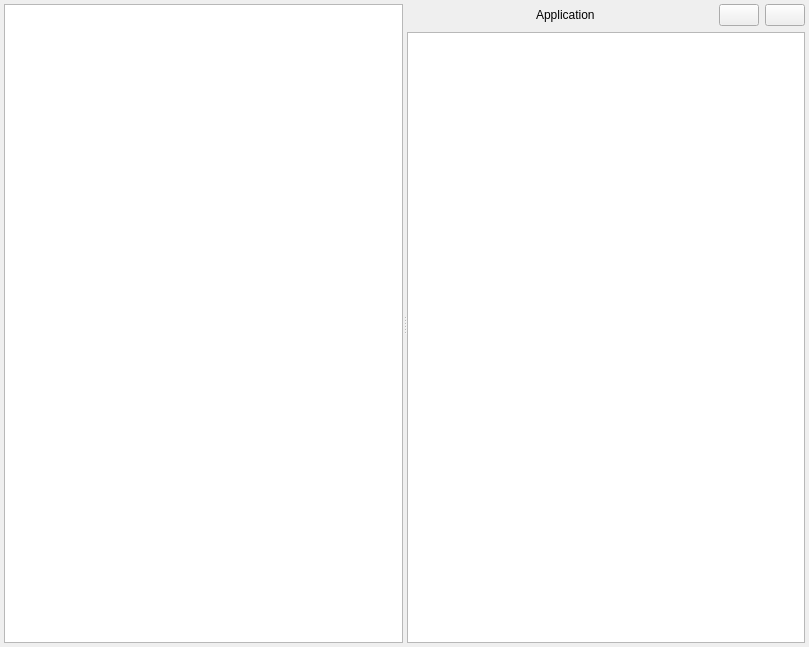
The window that src/mainwindow.ui (seird/gotify-tray-cpp) describes before a commit, drawn with Qt 5.
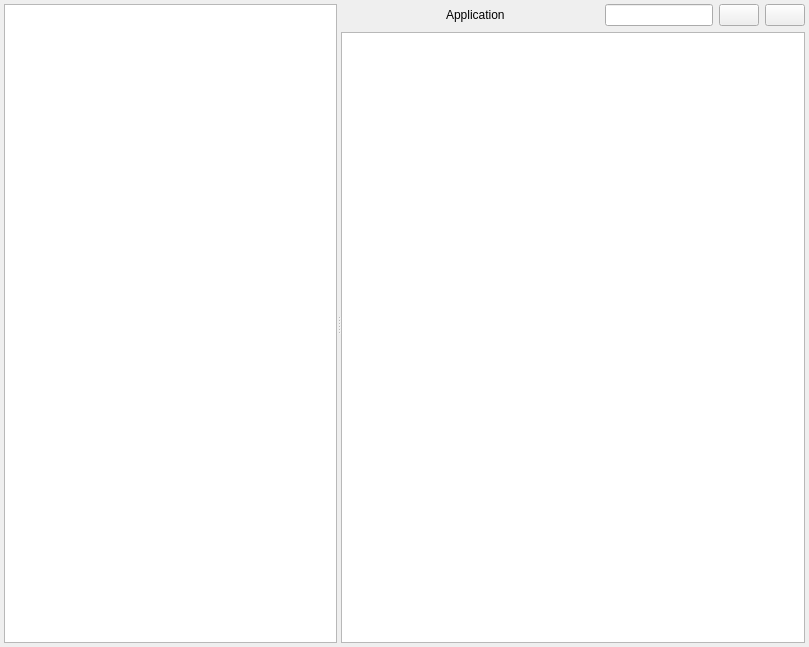
The same window after the commit. Custom widgets are drawn as their Qt base class.

Commit message: feature: add message/title search, toggle with CTRL+F; closes #22

What changed in the file:
```diff
--- a/src/mainwindow.ui
+++ b/src/mainwindow.ui
@@ -93,6 +93,9 @@
             </property>
            </spacer>
           </item>
+          <item>
+           <widget class="QLineEdit" name="lineSearch"/>
+          </item>
           <item>
            <widget class="QPushButton" name="pb_refresh">
             <property name="toolTip">
```
The commit also changes 6 other files.
